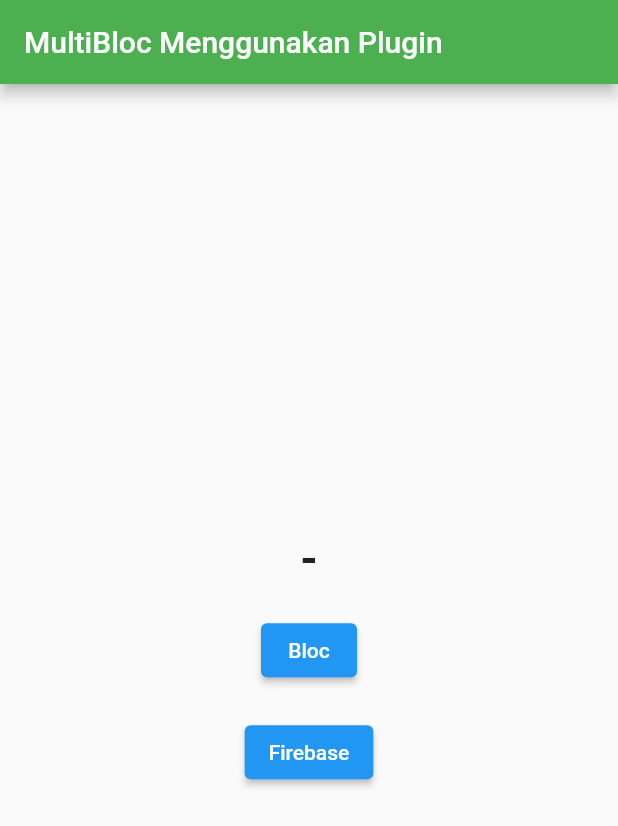
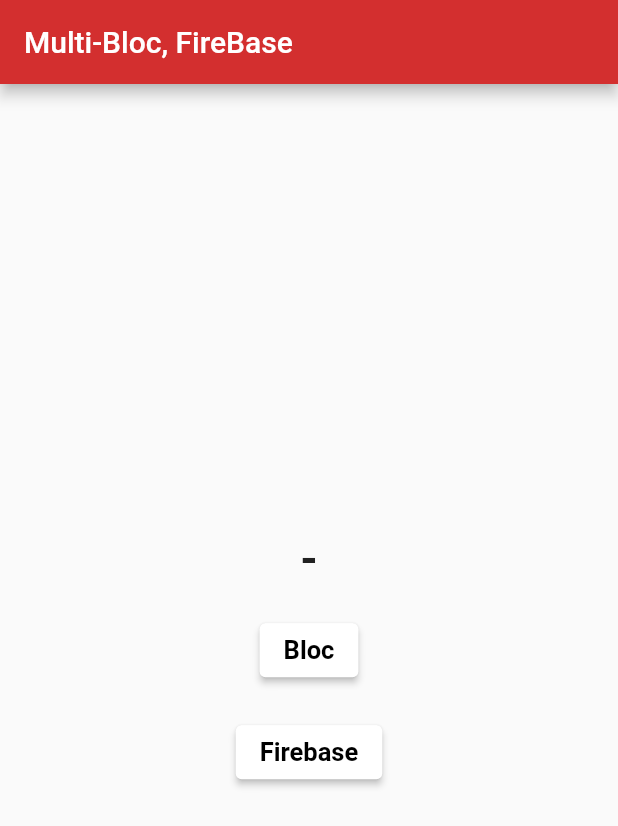
Before and after one commit to dikynugraha1111/Flutter_Multi_Bloc_Plugin, a Flutter app: the screen it shows after launch, on a phone screen of 412 x 824 dp. Shown: the top 826 px of the screen. Run offline on Flutter 3.47's test engine with Material 2 defaults, Android fonts, the phone set to English and light mode, and no system bars; our stand-ins replace bloc, cloud_firestore, equatable, firebase_core, flutter_bloc, google_fonts; missing offline and left inert: cloud_firestore_web, firebase_core_web; accounts and stored records are empty.

Commit message:
Add
Belum Solved:
Firebase get data => Null Safety

```diff
--- a/lib/UI/Main_Page.dart
+++ b/lib/UI/Main_Page.dart
@@ -22,10 +22,10 @@
       builder: (context, stateColorMain) {
         return Scaffold(
           appBar: AppBar(
-            title: new Text("MultiBloc Menggunakan Plugin"),
+            title: new Text("Multi-Bloc, FireBase"),
             backgroundColor: (stateColorMain is ColorPicker)
                 ? stateColorMain.color
-                : Colors.green,
+                : Colors.red[700],
           ),
           body: Center(
             child: new Column(
@@ -46,25 +46,42 @@
                   height: 20.0,
                 ),
                 new ElevatedButton(
+                  style: ElevatedButton.styleFrom(
+                      primary: Colors.white, shadowColor: Colors.black),
                   onPressed: () {
                     Navigator.of(context).push(
                         new MaterialPageRoute(builder: (BuildContext context) {
                       return ChangePage();
                     }));
                   },
-                  child: new Text("Bloc"),
+                  child: new Text(
+                    "Bloc",
+                    style: TextStyle(
+                        color: Colors.black,
+                        fontWeight: FontWeight.w600,
+                        fontSize: 17.0),
+                  ),
                 ),
+
                 new SizedBox(
                   height: 20.0,
                 ),
                 new ElevatedButton(
+                  style: ElevatedButton.styleFrom(
+                      primary: Colors.white, shadowColor: Colors.black),
                   onPressed: () {
                     Navigator.of(context).push(
                         new MaterialPageRoute(builder: (BuildContext context) {
                       return FireBase();
                     }));
                   },
-                  child: new Text("Firebase"),
+                  child: new Text(
+                    "Firebase",
+                    style: TextStyle(
+                        color: Colors.black,
+                        fontWeight: FontWeight.w600,
+                        fontSize: 17.0),
+                  ),
                 )
 
                 // new Row(
--- a/lib/bloc/color_bloc.dart
+++ b/lib/bloc/color_bloc.dart
@@ -1,9 +1,9 @@
 import 'dart:async';
-import 'dart:html';
+// import 'dart:html';
 
 import 'package:bloc/bloc.dart';
 import 'package:equatable/equatable.dart';
-import 'package:flutterplugin/bloc/counter_bloc.dart';
+
 import 'package:meta/meta.dart';
 import 'package:flutter/material.dart';
 
--- a/lib/main.dart
+++ b/lib/main.dart
@@ -1,3 +1,4 @@
+import 'package:firebase_core/firebase_core.dart';
 import 'package:flutter/material.dart';
 import 'package:flutter_bloc/flutter_bloc.dart';
 import 'package:flutterplugin/bloc/color_bloc.dart';
@@ -5,7 +6,9 @@
 
 import 'UI/Main_Page.dart';
 
-void main() {
+void main() async {
+  WidgetsFlutterBinding.ensureInitialized();
+  await Firebase.initializeApp();
   runApp(MyApp());
 }
 
--- a/pubspec.yaml
+++ b/pubspec.yaml
@@ -28,7 +28,7 @@
   flutter_bloc: ^7.1.0
   bloc_test: 8.1.0
   equatable: 2.0.3
-
+  google_fonts: ^2.1.0
   firebase_core: ^1.4.0
   cloud_firestore: ^2.4.0
   # The following adds the Cupertino Icons font to your application.
```
Also changed, not shown: lib/UI/Firebase.dart (+32 -4 lines), lib/UI/Item_Card.dart (added, +78 -0 lines), 5 other files.
